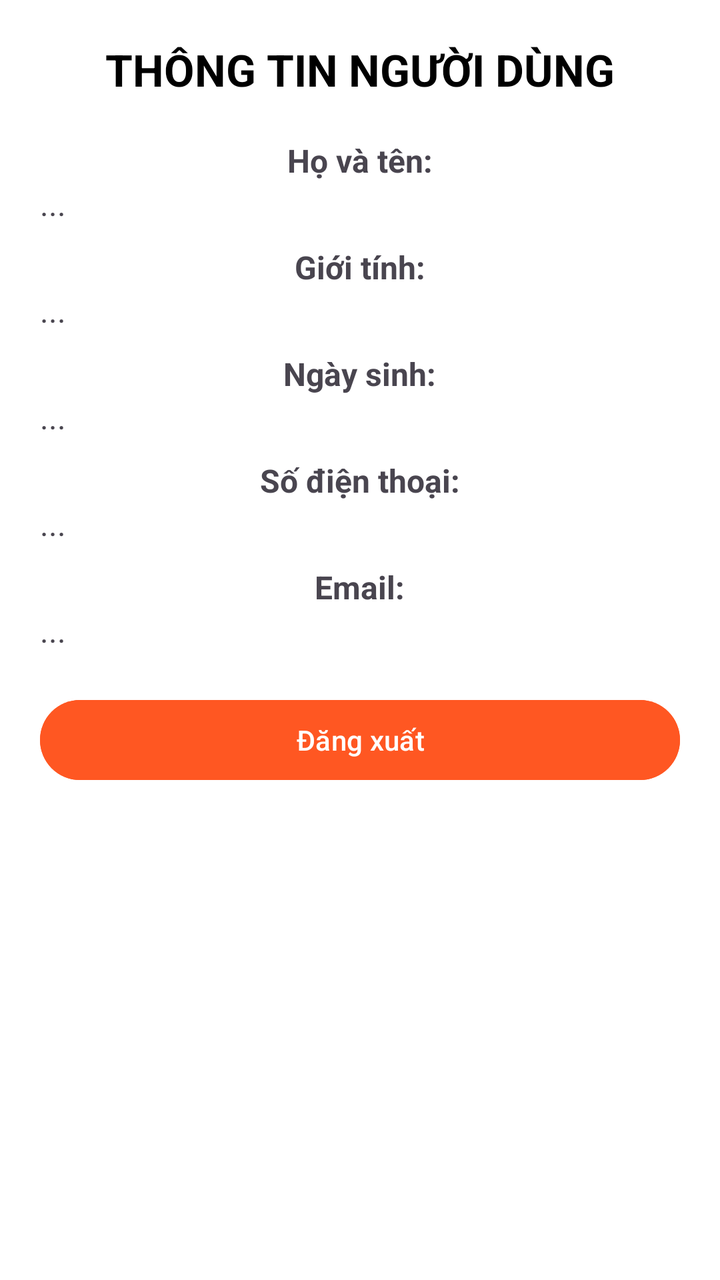
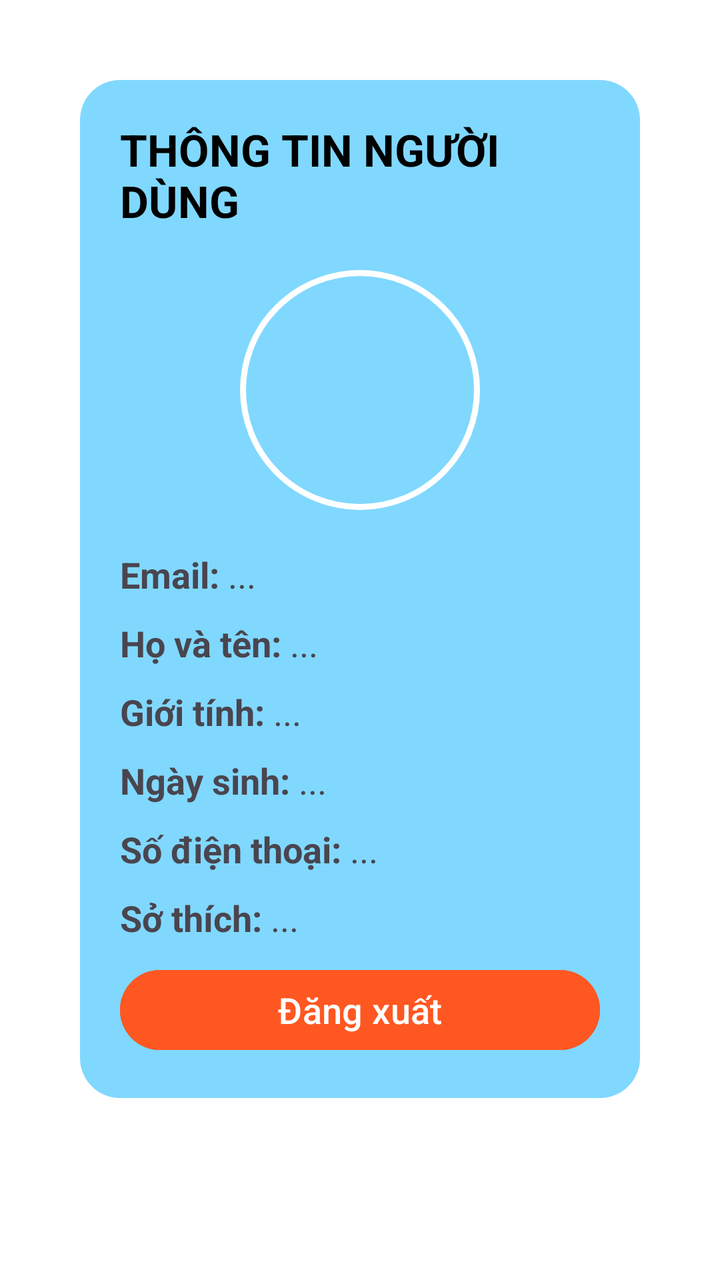

An Android layout rendered at two revisions. The XML below is the earlier revision; the diff shows what the commit changed to produce the second picture.
<!-- AndroidManifest.xml: application theme Theme.Do_an -->
<!-- res/layout/activity_profile.xml -->
<?xml version="1.0" encoding="utf-8"?>
<ScrollView xmlns:android="http://schemas.android.com/apk/res/android"
    android:layout_width="match_parent"
    android:layout_height="match_parent"
    android:background="#FFFFFF"
    android:padding="20dp">

    <LinearLayout
        android:layout_width="match_parent"
        android:layout_height="wrap_content"
        android:orientation="vertical"
        android:gravity="center_horizontal">

        <TextView
            android:id="@+id/tvTitle"
            android:layout_width="wrap_content"
            android:layout_height="wrap_content"
            android:text="THÔNG TIN NGƯỜI DÙNG"
            android:textSize="22sp"
            android:textStyle="bold"
            android:textColor="#000000"
            android:layout_marginBottom="20dp" />

        <TextView
            android:layout_width="wrap_content"
            android:layout_height="wrap_content"
            android:text="Họ và tên:"
            android:textSize="16sp"
            android:textStyle="bold"/>
        <TextView
            android:id="@+id/tvFullName"
            android:layout_width="match_parent"
            android:layout_height="wrap_content"
            android:text="..."
            android:textSize="16sp"
            android:layout_marginBottom="10dp"/>

        <TextView
            android:layout_width="wrap_content"
            android:layout_height="wrap_content"
            android:text="Giới tính:"
            android:textSize="16sp"
            android:textStyle="bold"/>
        <TextView
            android:id="@+id/tvGender"
            android:layout_width="match_parent"
            android:layout_height="wrap_content"
            android:text="..."
            android:textSize="16sp"
            android:layout_marginBottom="10dp"/>

        <TextView
            android:layout_width="wrap_content"
            android:layout_height="wrap_content"
            android:text="Ngày sinh:"
            android:textSize="16sp"
            android:textStyle="bold"/>
        <TextView
            android:id="@+id/tvBirthDate"
            android:layout_width="match_parent"
            android:layout_height="wrap_content"
            android:text="..."
            android:textSize="16sp"
            android:layout_marginBottom="10dp"/>

        <TextView
            android:layout_width="wrap_content"
            android:layout_height="wrap_content"
            android:text="Số điện thoại:"
            android:textSize="16sp"
            android:textStyle="bold"/>
        <TextView
            android:id="@+id/tvPhone"
            android:layout_width="match_parent"
            android:layout_height="wrap_content"
            android:text="..."
            android:textSize="16sp"
            android:layout_marginBottom="10dp"/>

        <TextView
            android:layout_width="wrap_content"
            android:layout_height="wrap_content"
            android:text="Email:"
            android:textSize="16sp"
            android:textStyle="bold"/>
        <TextView
            android:id="@+id/tvEmail"
            android:layout_width="match_parent"
            android:layout_height="wrap_content"
            android:text="..."
            android:textSize="16sp"
            android:layout_marginBottom="20dp"/>

        <Button
            android:id="@+id/btnLogout"
            android:layout_width="match_parent"
            android:layout_height="wrap_content"
            android:text="Đăng xuất"
            android:backgroundTint="#FF5722"
            android:textColor="#FFFFFF"/>
    </LinearLayout>
</ScrollView>
<!-- resources referenced by this layout -->
<resources>
  <style name="Theme.Do_an" parent="Base.Theme.Do_an" />
  <style name="Base.Theme.Do_an" parent="Theme.Material3.DayNight.NoActionBar">
          
          
      </style>
</resources>

<!-- the commit's change to res/layout/activity_profile.xml (unified diff, before → after) -->
@@ -2,12 +2,15 @@
 <ScrollView xmlns:android="http://schemas.android.com/apk/res/android"
     android:layout_width="match_parent"
     android:layout_height="match_parent"
+
     android:background="#FFFFFF"
-    android:padding="20dp">
+    android:padding="40dp">
 
     <LinearLayout
         android:layout_width="match_parent"
         android:layout_height="wrap_content"
+        android:background="@drawable/rounded_bg"
+        android:padding="20dp"
         android:orientation="vertical"
         android:gravity="center_horizontal">
 
@@ -21,82 +24,144 @@
             android:textColor="#000000"
             android:layout_marginBottom="20dp" />
 
-        <TextView
-            android:layout_width="wrap_content"
-            android:layout_height="wrap_content"
-            android:text="Họ và tên:"
-            android:textSize="16sp"
-            android:textStyle="bold"/>
-        <TextView
-            android:id="@+id/tvFullName"
+        <ImageView
+            android:id="@+id/imgAvatar"
+            android:layout_width="120dp"
+            android:layout_height="120dp"
+            android:layout_gravity="center"
+            android:layout_marginBottom="20dp"
+            android:background="@drawable/avatar_frame"
+            android:padding="3dp"
+            android:scaleType="centerCrop"
+            android:adjustViewBounds="true"
+            android:contentDescription="Avatar" />
+
+        
+        <LinearLayout
             android:layout_width="match_parent"
             android:layout_height="wrap_content"
-            android:text="..."
-            android:textSize="16sp"
-            android:layout_marginBottom="10dp"/>
+            android:orientation="horizontal"
+            android:layout_marginBottom="10dp">
+            <TextView
+                android:layout_width="wrap_content"
+                android:layout_height="wrap_content"
+                android:text="Email: "
+                android:textStyle="bold"
+                android:textSize="18sp" />
+            <TextView
+                android:id="@+id/tvEmail"
+                android:layout_width="wrap_content"
+                android:layout_height="wrap_content"
+                android:text="..."
+                android:textSize="18sp" />
+        </LinearLayout>
 
-        <TextView
-            android:layout_width="wrap_content"
-            android:layout_height="wrap_content"
-            android:text="Giới tính:"
-            android:textSize="16sp"
-            android:textStyle="bold"/>
-        <TextView
-            android:id="@+id/tvGender"
+        
+        <LinearLayout
             android:layout_width="match_parent"
             android:layout_height="wrap_content"
-            android:text="..."
-            android:textSize="16sp"
-            android:layout_marginBottom="10dp"/>
+            android:orientation="horizontal"
+            android:layout_marginBottom="10dp">
+            <TextView
+                android:layout_width="wrap_content"
+                android:layout_height="wrap_content"
+                android:text="Họ và tên: "
+                android:textStyle="bold"
+                android:textSize="18sp" />
+            <TextView
+                android:id="@+id/tvFullName"
+                android:layout_width="wrap_content"
+                android:layout_height="wrap_content"
+                android:text="..."
+                android:textSize="18sp" />
+        </LinearLayout>
 
-        <TextView
-            android:layout_width="wrap_content"
-            android:layout_height="wrap_content"
-            android:text="Ngày sinh:"
-            android:textSize="16sp"
-            android:textStyle="bold"/>
-        <TextView
-            android:id="@+id/tvBirthDate"
+        
+        <LinearLayout
             android:layout_width="match_parent"
             android:layout_height="wrap_content"
-            android:text="..."
-            android:textSize="16sp"
-            android:layout_marginBottom="10dp"/>
+            android:orientation="horizontal"
+            android:layout_marginBottom="10dp">
+            <TextView
+                android:layout_width="wrap_content"
+                android:layout_height="wrap_content"
+                android:text="Giới tính: "
+                android:textStyle="bold"
+                android:textSize="18sp" />
+            <TextView
+                android:id="@+id/tvGender"
+                android:layout_width="wrap_content"
+                android:layout_height="wrap_content"
+                android:text="..."
+                android:textSize="18sp" />
+        </LinearLayout>
 
-        <TextView
-            android:layout_width="wrap_content"
-            android:layout_height="wrap_content"
-            android:text="Số điện thoại:"
-            android:textSize="16sp"
-            android:textStyle="bold"/>
-        <TextView
-            android:id="@+id/tvPhone"
+        
+        <LinearLayout
             android:layout_width="match_parent"
             android:layout_height="wrap_content"
-            android:text="..."
-            android:textSize="16sp"
-            android:layout_marginBottom="10dp"/>
+            android:orientation="horizontal"
+            android:layout_marginBottom="10dp">
+            <TextView
+                android:layout_width="wrap_content"
+                android:layout_height="wrap_content"
+                android:text="Ngày sinh: "
+                android:textStyle="bold"
+                android:textSize="18sp" />
+            <TextView
+                android:id="@+id/tvBirthDate"
+                android:layout_width="wrap_content"
+                android:layout_height="wrap_content"
+                android:text="..."
+                android:textSize="18sp" />
+        </LinearLayout>
 
-        <TextView
-            android:layout_width="wrap_content"
-            android:layout_height="wrap_content"
-            android:text="Email:"
-            android:textSize="16sp"
-            android:textStyle="bold"/>
-        <TextView
-            android:id="@+id/tvEmail"
+        
+        <LinearLayout
             android:layout_width="match_parent"
             android:layout_height="wrap_content"
-            android:text="..."
-            android:textSize="16sp"
-            android:layout_marginBottom="20dp"/>
+            android:orientation="horizontal"
+            android:layout_marginBottom="10dp">
+            <TextView
+                android:layout_width="wrap_content"
+                android:layout_height="wrap_content"
+                android:text="Số điện thoại: "
+                android:textStyle="bold"
+                android:textSize="18sp" />
+            <TextView
+                android:id="@+id/tvPhone"
+                android:layout_width="wrap_content"
+                android:layout_height="wrap_content"
+                android:text="..."
+                android:textSize="18sp" />
+        </LinearLayout>
+
+        <LinearLayout
+            android:layout_width="match_parent"
+            android:layout_height="wrap_content"
+            android:orientation="horizontal"
+            android:layout_marginBottom="10dp">
+            <TextView
+                android:layout_width="wrap_content"
+                android:layout_height="wrap_content"
+                android:text="Sở thích: "
+                android:textStyle="bold"
+                android:textSize="18sp" />
+            <TextView
+                android:id="@+id/tvInterest"
+                android:layout_width="wrap_content"
+                android:layout_height="wrap_content"
+                android:text="..."
+                android:textSize="18sp" />
+        </LinearLayout>
 
         <Button
             android:id="@+id/btnLogout"
             android:layout_width="match_parent"
             android:layout_height="wrap_content"
             android:text="Đăng xuất"
+            android:textSize="18sp"
             android:backgroundTint="#FF5722"
-            android:textColor="#FFFFFF"/>
+            android:textColor="#FFFFFF" />
     </LinearLayout>
 </ScrollView>
<!-- resource entries referenced after the edit -->
@@ -1,5 +1,31 @@
 <!-- resources referenced by this layout -->
 <resources>
+  <!-- drawable avatar_frame (drawable) -->
+  <shape xmlns:android="http://schemas.android.com/apk/res/android"
+      android:shape="oval">
+  
+      
+      <solid android:color="#80D8FF" />
+  
+      
+      <stroke
+          android:width="3dp"
+          android:color="#FFFFFF" />
+  
+      
+      <size
+          android:width="100dp"
+          android:height="100dp" />
+  </shape>
+  <!-- drawable rounded_bg (drawable) -->
+  <shape xmlns:android="http://schemas.android.com/apk/res/android"
+      android:shape="rectangle"
+      android:layout_height="wrap_content"
+      android:layout_width="wrap_content">
+  
+      <solid android:color="#80D8FF"/>
+      <corners android:radius="20dp"/>
+  </shape>
   <style name="Theme.Do_an" parent="Base.Theme.Do_an" />
   <style name="Base.Theme.Do_an" parent="Theme.Material3.DayNight.NoActionBar">
           
